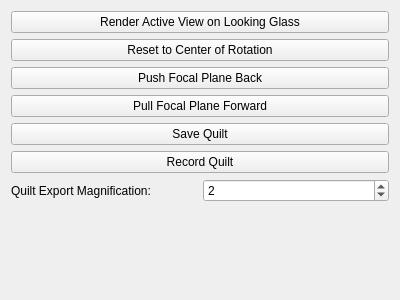
This is Plugins/LookingGlass/pqLookingGlassDockPanel.ui in pierre-guillou/paraview-ttk as Qt 5 draws it before an edit. The edited form follows.
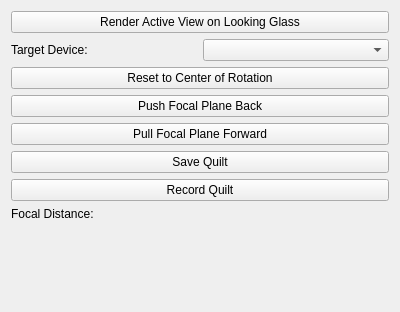
This is the edited form. Custom widgets are drawn as their Qt base class.

```diff
--- a/Plugins/LookingGlass/pqLookingGlassDockPanel.ui
+++ b/Plugins/LookingGlass/pqLookingGlassDockPanel.ui
@@ -7,7 +7,7 @@
     <x>0</x>
     <y>0</y>
     <width>400</width>
-    <height>300</height>
+    <height>312</height>
    </rect>
   </property>
   <property name="windowTitle">
@@ -21,6 +21,20 @@
      </property>
     </widget>
    </item>
+   <item>
+    <layout class="QHBoxLayout" name="TargetDeviceLayout">
+     <item>
+      <widget class="QLabel" name="TargetDeviceLabel">
+       <property name="text">
+        <string>Target Device:</string>
+       </property>
+      </widget>
+     </item>
+     <item>
+      <widget class="QComboBox" name="TargetDeviceComboBox"/>
+     </item>
+    </layout>
+   </item>
    <item>
     <widget class="QPushButton" name="ResetToCenterOfRotationButton">
      <property name="text">
@@ -68,26 +82,12 @@
 The default is 2.</string>
        </property>
        <property name="text">
-        <string>Quilt Export Magnification:</string>
+        <string>Focal Distance:</string>
        </property>
       </widget>
      </item>
      <item>
-      <widget class="QSpinBox" name="QuiltExportMagnification">
-       <property name="toolTip">
-        <string>Set the magnification for saving/recording quilts.
-
-Higher magnification will produce higher resolution files.
-
-The default is 2.</string>
-       </property>
-       <property name="minimum">
-        <number>1</number>
-       </property>
-       <property name="value">
-        <number>2</number>
-       </property>
-      </widget>
+      <widget class="pqDoubleRangeWidget" name="FocalDistance" native="true"/>
      </item>
     </layout>
    </item>
@@ -106,6 +106,14 @@
    </item>
   </layout>
  </widget>
+ <customwidgets>
+  <customwidget>
+   <class>pqDoubleRangeWidget</class>
+   <extends>QWidget</extends>
+   <header>pqDoubleRangeWidget.h</header>
+   <container>1</container>
+  </customwidget>
+ </customwidgets>
  <resources/>
  <connections/>
 </ui>
```
Left out of the diff: 11 changed lines with no effect on the pictures.
